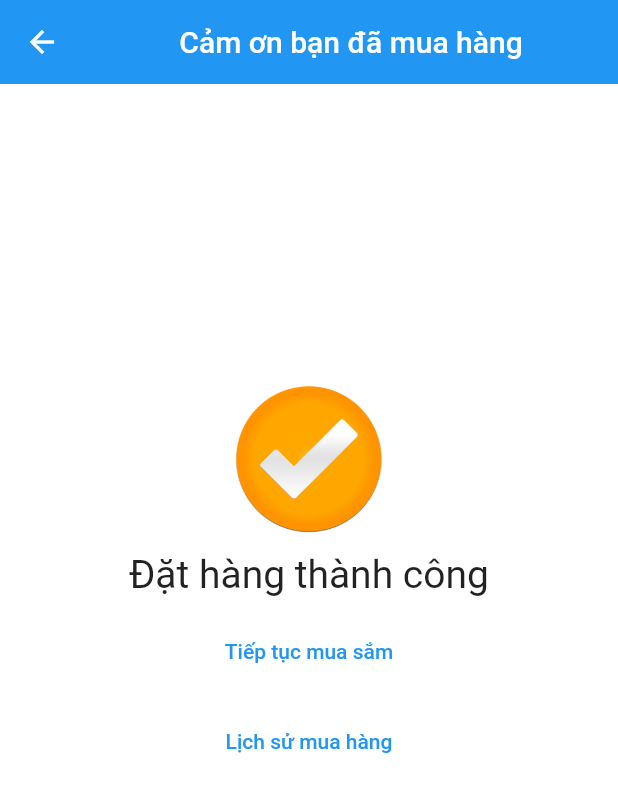
After one commit to quangdai501/Flutter_Bookstore, a Flutter app: the ThankYouPage screen opened by its route, on a phone screen of 412 x 824 dp. The commit adds this screen. Shown: the top 792 px of the screen. Run offline on Flutter 3.47's test engine with Material 2 defaults, Android fonts, the phone set to English and light mode, and no system bars; our stand-ins replace custom_radio_grouped_button, get, get_storage, getwidget, image_picker, multi_select_flutter and 2 more; accounts and stored records are empty; network calls fail.

Commit message:
update some stuff

```diff
--- /dev/null
+++ b/lib/pages/ThankYouPage.dart
@@ -0,0 +1,50 @@
+import 'package:final_project/controllers/dashboard_controller.dart';
+import 'package:final_project/routes/app_routes.dart';
+import 'package:final_project/routes/app_routes.dart';
+import 'package:flutter/material.dart';
+import 'package:final_project/routes/app_pages.dart';
+
+import 'package:get/get.dart';
+
+class ThankYouPage extends StatelessWidget {
+  const ThankYouPage({Key? key}) : super(key: key);
+
+  @override
+  Widget build(BuildContext context) {
+    DashboardController dbController = Get.put(DashboardController());
+    return Scaffold(
+        appBar: AppBar(
+          elevation: 0,
+          title:
+              Align(alignment: Alignment.center, child: const Text("Cảm ơn bạn đã mua hàng")),
+        ),
+        body: Center(
+            child: Column(children: [
+          const SizedBox(height: 200),
+          Image.asset(
+            'assets/images/order_success.png',
+            height: 100,
+            fit: BoxFit.cover,
+          ),
+          const SizedBox(height: 12),
+          const Text(
+            'Đặt hàng thành công',
+            style: TextStyle(fontSize: 26),
+          ),
+          const SizedBox(height: 12),
+          TextButton(
+            onPressed: () {
+              dbController.changeTabIndex(1);
+              Get.toNamed(AppPages.rootPage);
+            },
+            child: const Text('Tiếp tục mua sắm'),
+          ),
+          const SizedBox(height: 12),
+          TextButton(
+              onPressed: () {
+                Get.offNamed(AppRoutes.PROFILE);
+              },
+              child: const Text('Lịch sử mua hàng'))
+        ])));
+  }
+}
--- a/lib/routes/app_pages.dart
+++ b/lib/routes/app_pages.dart
@@ -1,14 +1,17 @@
 import 'package:final_project/bindings/auth_binding.dart';
 import 'package:final_project/bindings/cart_binding.dart';
 import 'package:final_project/bindings/checkout_binding.dart';
+import 'package:final_project/bindings/checkout_info_binding.dart';
 import 'package:final_project/bindings/home_page_bindding.dart';
 import 'package:final_project/bindings/product_detail_binding.dart';
 import 'package:final_project/pages/CheckOutPage.dart';
+import 'package:final_project/pages/CheckoutInfo.dart';
 import 'package:final_project/pages/EnterCodePage.dart';
 import 'package:final_project/pages/ForgotPasswordPage.dart';
 import 'package:final_project/pages/ProductDetail.dart';
 import 'package:final_project/pages/RegisterPage.dart';
 import 'package:final_project/pages/ResetPasswordPage.dart';
+import 'package:final_project/pages/ThankYouPage.dart';
 import 'package:get/get.dart';
 import 'package:final_project/bindings/dashboard_binding.dart';
 import 'package:final_project/pages/DashBoardPage.dart';
@@ -85,5 +88,13 @@ class AppPages {
       page: () => CheckoutPage(),
       binding: CheckoutBinding(),
     ),
+    GetPage(
+      name: AppRoutes.CHECKOUT_INFO,
+      page: () => CheckoutInfoPage(),
+      binding: CheckoutInfoBinding(),
+    ), GetPage(
+      name: AppRoutes.ORDER_SUCCESS,
+      page: () => ThankYouPage(),
+    ),
   ];
 }
--- a/lib/routes/app_routes.dart
+++ b/lib/routes/app_routes.dart
@@ -1,15 +1,16 @@
 class AppRoutes {
   static const String DASHBOARD = '/';
-  static const String CART ='/cart';
-  static const String LOGIN ='/login';
-  static const String HOME ='/home';
-  static const String PROFILE ='/profile';
-  static const String CATEGORY ='/category';
-  static const String REGISTER ='/register';
-  static const String ENTER_CODE ='/enter-code';
-  static const String RESET_PASSWORD ='/reset-password';
-  static const String FORGOT_PASSWORD ='/forgot-password';
-  static const String PRODUCT_DETAIL ='/product/:productId';
-  static const String CHECKOUT ='/checkout';
-  static const String CHECKOUT_INFO ='/checkout-info';
+  static const String CART = '/cart';
+  static const String LOGIN = '/login';
+  static const String HOME = '/home';
+  static const String PROFILE = '/profile';
+  static const String CATEGORY = '/category';
+  static const String REGISTER = '/register';
+  static const String ENTER_CODE = '/enter-code';
+  static const String RESET_PASSWORD = '/reset-password';
+  static const String FORGOT_PASSWORD = '/forgot-password';
+  static const String PRODUCT_DETAIL = '/product/:productId';
+  static const String CHECKOUT = '/checkout';
+  static const String CHECKOUT_INFO = '/checkout-info';
+  static const String ORDER_SUCCESS = '/order-success';
 }
--- a/pubspec.yaml
+++ b/pubspec.yaml
@@ -83,6 +83,7 @@ flutter:
       - assets/images/img5.jpg
       - assets/images/slider_img.webp
       - assets/images/user.png
+      - assets/images/order_success.png
   #   - images/a_dot_burr.jpeg
   #   - images/a_dot_ham.jpeg
 
```
Also changed, not shown: lib/controllers/checkout_controller.dart (+7 -8 lines), lib/main.dart (+10 -2 lines), lib/pages/CheckoutInfo.dart (+200 -0 lines), lib/pages/CheckoutPage.dart (+22 -13 lines), lib/pages/ProductDetail.dart (+41 -17 lines), assets/images/order_success.png (added), pubspec.lock.
